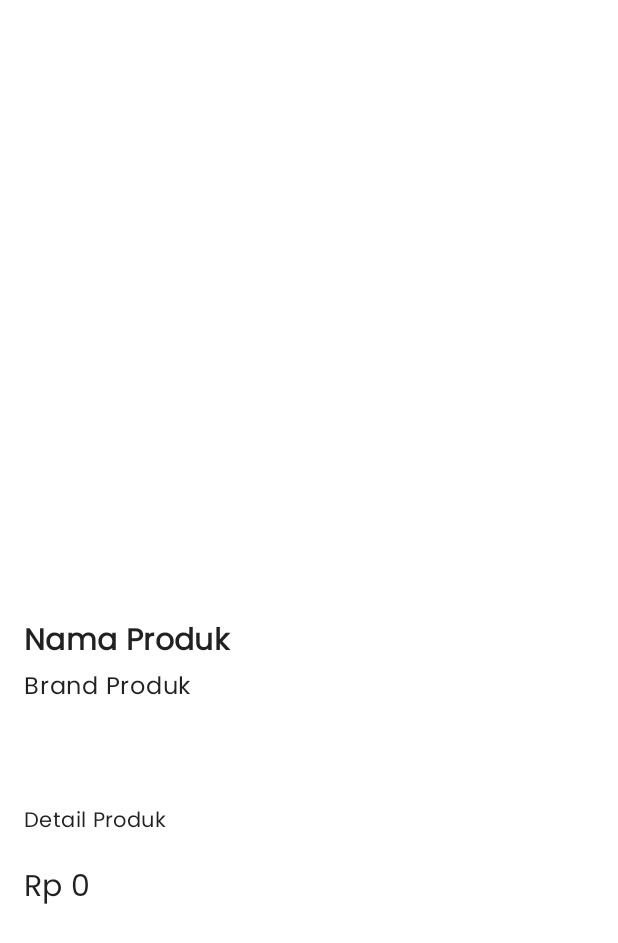
After one commit to fauzanridho/ScanCamAnalyze, an Android app: the layout activity_detail_product.xml on its own in the app's theme, with its tools: preview values and no code run, on a phone screen of 412 x 824 dp. The commit adds this screen. Shown: the top 943 px of the screen. Run offline under Robolectric (Android 15) with nearby library versions, the phone set to English and light mode, and no system bars.

Commit message:
membuat halaman untuk detail masing" produk

```diff
--- a/app/src/main/AndroidManifest.xml
+++ b/app/src/main/AndroidManifest.xml
@@ -23,6 +23,9 @@
         android:supportsRtl="true"
         android:theme="@style/Theme.ScanCamAnalyze"
         tools:targetApi="31">
+        <activity
+            android:name=".ui.home.product.detailproduct.DetailProduct"
+            android:exported="false" />
         <activity
             android:name=".ui.home.product.ProductActivity"
             android:exported="false" />
--- /dev/null
+++ b/app/src/main/res/layout/activity_detail_product.xml
@@ -0,0 +1,90 @@
+<?xml version="1.0" encoding="utf-8"?>
+<androidx.constraintlayout.widget.ConstraintLayout xmlns:android="http://schemas.android.com/apk/res/android"
+    xmlns:app="http://schemas.android.com/apk/res-auto"
+    xmlns:tools="http://schemas.android.com/tools"
+    android:layout_width="match_parent"
+    android:layout_height="match_parent"
+    android:background="@color/white"
+    tools:context=".ui.home.product.detailproduct.DetailProduct">
+
+    <!-- Gambar produk -->
+    <ImageView
+        android:id="@+id/ivProductImage"
+        android:layout_width="0dp"
+        android:layout_height="0dp"
+        android:contentDescription="@string/product_image"
+        android:scaleType="centerCrop"
+        app:layout_constraintBottom_toTopOf="@id/Detail_product"
+        app:layout_constraintEnd_toEndOf="parent"
+        app:layout_constraintStart_toStartOf="parent"
+        app:layout_constraintTop_toTopOf="parent" />
+
+    <androidx.constraintlayout.widget.ConstraintLayout
+        android:id="@+id/Detail_product"
+        android:layout_width="match_parent"
+        android:layout_height="0dp"
+        android:background="@color/white"
+        app:layout_constraintBottom_toBottomOf="parent"
+        app:layout_constraintEnd_toEndOf="parent"
+        app:layout_constraintStart_toStartOf="parent"
+        app:layout_constraintTop_toBottomOf="@id/ivProductImage">
+
+        <TextView
+            android:id="@+id/tvProductName"
+            android:layout_width="0dp"
+            android:layout_height="wrap_content"
+            android:layout_marginHorizontal="16dp"
+            android:text="Nama Produk"
+            android:textAppearance="@style/TextAppearance.MaterialComponents.Headline6"
+            android:textStyle="bold"
+            app:layout_constraintStart_toStartOf="parent"
+            app:layout_constraintTop_toTopOf="parent"
+            app:layout_constraintEnd_toEndOf="parent" />
+
+        <!-- Brand Produk -->
+        <TextView
+            android:id="@+id/tvProductBrand"
+            android:layout_width="0dp"
+            android:layout_height="wrap_content"
+            android:layout_marginHorizontal="16dp"
+            android:text="Brand Produk"
+            android:textAppearance="@style/TextAppearance.MaterialComponents.Body1"
+            app:layout_constraintTop_toBottomOf="@id/tvProductName"
+            app:layout_constraintStart_toStartOf="parent"
+            app:layout_constraintEnd_toEndOf="parent" />
+
+        <!-- Tab Layout -->
+        <com.google.android.material.tabs.TabLayout
+            android:id="@+id/tabLayout"
+            android:layout_width="0dp"
+            android:layout_height="wrap_content"
+            app:layout_constraintTop_toBottomOf="@id/tvProductBrand"
+            app:layout_constraintStart_toStartOf="parent"
+            app:layout_constraintEnd_toEndOf="parent" />
+
+        <!-- Deskripsi Produk -->
+        <TextView
+            android:id="@+id/tvProductDetails"
+            android:layout_width="0dp"
+            android:layout_height="wrap_content"
+            android:layout_margin="16dp"
+            android:text="Detail Produk"
+            android:textAppearance="@style/TextAppearance.MaterialComponents.Body2"
+            app:layout_constraintTop_toBottomOf="@id/tabLayout"
+            app:layout_constraintStart_toStartOf="parent"
+            app:layout_constraintEnd_toEndOf="parent" />
+
+        <!-- Harga Produk -->
+        <TextView
+            android:id="@+id/tvProductPrice"
+            android:layout_width="0dp"
+            android:layout_height="wrap_content"
+            android:layout_margin="16dp"
+            android:text="Rp 0"
+            android:textAppearance="@style/TextAppearance.MaterialComponents.Headline6"
+            app:layout_constraintTop_toBottomOf="@id/tvProductDetails"
+            app:layout_constraintStart_toStartOf="parent"
+            app:layout_constraintEnd_toEndOf="parent" />
+
+    </androidx.constraintlayout.widget.ConstraintLayout>
+</androidx.constraintlayout.widget.ConstraintLayout>
--- a/app/src/main/res/layout/activity_product.xml
+++ b/app/src/main/res/layout/activity_product.xml
@@ -40,11 +40,13 @@
         android:layout_height="0dp"
         android:clipToPadding="false"
         android:padding="8dp"
-        tools:listitem="@layout/item_product"
         android:scrollbars="vertical"
         app:layout_constraintBottom_toBottomOf="parent"
         app:layout_constraintEnd_toEndOf="parent"
+        app:layout_constraintHorizontal_bias="0.0"
         app:layout_constraintStart_toStartOf="parent"
-        app:layout_constraintTop_toBottomOf="@id/tvCategoryTitle" />
+        app:layout_constraintTop_toBottomOf="@id/tvCategoryTitle"
+        app:layout_constraintVertical_bias="1.0"
+        tools:listitem="@layout/item_product" />
 
 </androidx.constraintlayout.widget.ConstraintLayout>
--- a/app/src/main/res/layout/activity_signup.xml
+++ b/app/src/main/res/layout/activity_signup.xml
@@ -17,7 +17,7 @@
         app:layout_constraintEnd_toEndOf="parent"
         app:layout_constraintStart_toStartOf="parent"
         app:layout_constraintTop_toTopOf="parent"
-        app:srcCompat="@drawable/serum" />
+        app:srcCompat="@drawable/logo" />
 
 
     <TextView
@@ -108,7 +108,7 @@
         android:layout_marginStart="32dp"
         android:layout_marginTop="24dp"
         android:layout_marginEnd="32dp"
-        android:backgroundTint="@color/teal_700"
+        android:backgroundTint="@color/colorPrimary"
         android:text="@string/register"
         android:textAllCaps="true"
         app:layout_constraintEnd_toEndOf="parent"
--- a/app/src/main/res/values/strings.xml
+++ b/app/src/main/res/values/strings.xml
@@ -7,7 +7,7 @@
     <string name="hello_blank_fragment">Hello blank fragment</string>
     <string name="title_profile">Profile</string>
     <string name="image_preview">gambar analisis</string>
-    <string name="title_login_page">Selamat datang di Aplikasi ScanCam Analyze</string>
+    <string name="title_login_page">Selamat datang di Aplikasi</string>
     <string name="message_login_page">silahkan Untuk Login</string>
     <string name="email">Email</string>
     <string name="password">Password</string>
```
Also changed, not shown: app/src/main/java/com/capstone/scancamanalyze/ui/home/product/ProductAdapter.kt (+17 -4 lines), app/src/main/java/com/capstone/scancamanalyze/ui/home/product/detailproduct/DetailProduct.kt (added, +34 -0 lines), app/src/main/res/layout/activity_login.xml (+4 -3 lines), app/src/main/res/layout/activity_welcome.xml (+4 -4 lines), app/src/main/res/drawable/logo.png (added).
